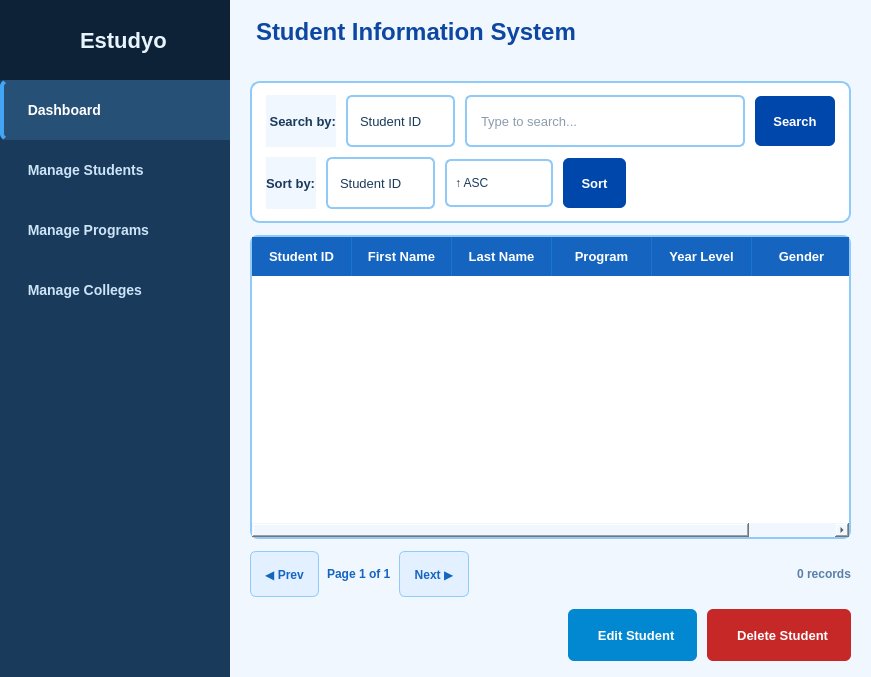
This is estudyo_main.ui in shasheenahdeeneillelumasag/CCC151---SSISV2 as Qt 5 draws it before an edit. The edited form follows.
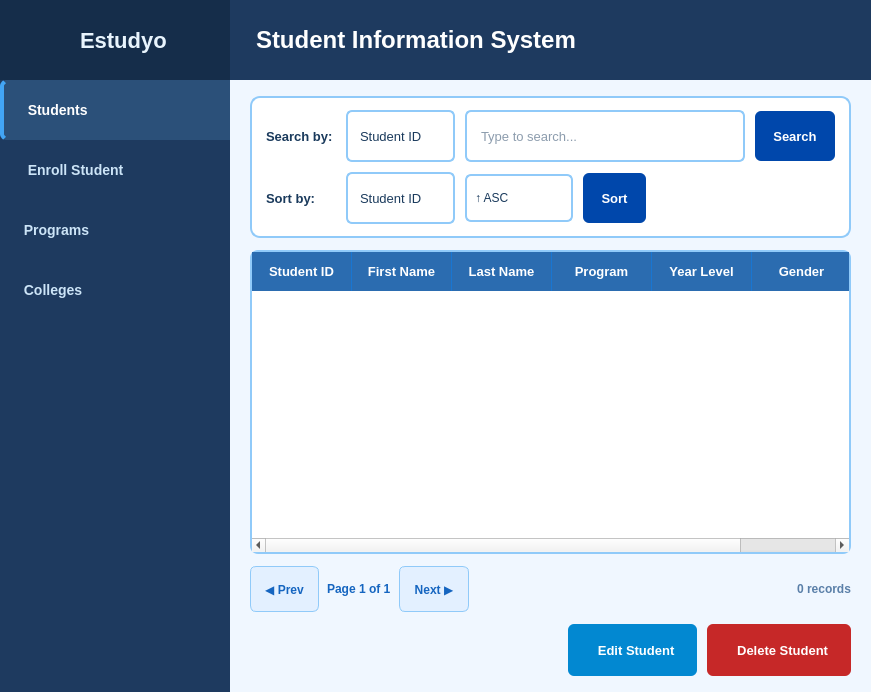
This is the edited form.

```diff
--- a/estudyo_main.ui
+++ b/estudyo_main.ui
@@ -7,7 +7,7 @@
     <x>0</x>
     <y>0</y>
     <width>871</width>
-    <height>621</height>
+    <height>681</height>
    </rect>
   </property>
   <property name="windowTitle">
@@ -15,10 +15,11 @@
   </property>
   <property name="styleSheet">
    <string notr="true">
-QMainWindow, QWidget { background-color: #f0f7ff; font-family: &quot;Segoe UI&quot;, Arial, sans-serif; }
+QMainWindow, QDialog { background-color: #f0f7ff; font-family: "Segoe UI", Arial, sans-serif; }
+QWidget { font-family: "Segoe UI", Arial, sans-serif; }
 
 QFrame#sidebar {
-    background-color: #1a3a5c;
+    background-color: #1e3a5f;
     border: none;
 }
 
@@ -30,15 +31,18 @@
 }
 
 QFrame#headerFrame {
-    background-color: #1a3a5c;
-    border-bottom: 2px solid #0d2137;
+    background-color: #1e3a5f;
+    min-height: 80px;
+    max-height: 80px;
 }
 
 QLabel#headerTitle {
-    color: #e8f4fd;
+    color: white;
     font-size: 24px;
     font-weight: bold;
     padding-left: 20px;
+    padding-top: 0px;
+    padding-bottom: 0px;
 }
 
 QGroupBox {
@@ -100,7 +104,7 @@
 QTableWidget::item:hover { background-color: #e3f2fd; }
 
 QHeaderView::section {
-    background-color: #1565C0;
+    background-color: #2b6cb0;
     color: white;
     padding: 10px;
     border: none;
@@ -125,8 +129,8 @@
 
 QFrame#searchFrame {
     background-color: white;
-    border-radius: 10px;
     border: 1.5px solid #90caf9;
+    border-radius: 10px;
 }
 
 QFrame#searchFrame QLabel { color: #1a3a5c; font-weight: 600; }
@@ -194,7 +198,7 @@
           </size>
          </property>
          <property name="styleSheet">
-          <string notr="true">QFrame { background-color: #0d2137; border: none; }</string>
+          <string notr="true">QFrame { background-color: #152d4a; border: none; }</string>
          </property>
          <layout class="QHBoxLayout" name="logoLayout">
           <property name="leftMargin">
@@ -251,7 +255,7 @@
          </string>
          </property>
          <property name="text">
-          <string>  Dashboard</string>
+          <string>  Students </string>
          </property>
          <property name="checkable">
           <bool>true</bool>
@@ -271,7 +275,7 @@
          </string>
          </property>
          <property name="text">
-          <string>  Manage Students</string>
+          <string>  Enroll Student</string>
          </property>
          <property name="checkable">
           <bool>true</bool>
@@ -288,7 +292,7 @@
          </string>
          </property>
          <property name="text">
-          <string>  Manage Programs</string>
+          <string> Programs</string>
          </property>
          <property name="checkable">
           <bool>true</bool>
@@ -305,7 +309,7 @@
          </string>
          </property>
          <property name="text">
-          <string>  Manage Colleges</string>
+          <string> Colleges</string>
          </property>
          <property name="checkable">
           <bool>true</bool>
@@ -376,10 +380,7 @@
           <item>
            <widget class="QLabel" name="headerTitle">
             <property name="text">
-             <string>&lt;span style=&quot;color:#0d47a1; font-weight:700; font-size:25
-px;&quot;&gt;
-    Student Information System
-&lt;/span&gt;</string>
+             <string>Student Information System</string>
             </property>
             <property name="alignment">
              <set>Qt::AlignmentFlag::AlignVCenter</set>
@@ -436,13 +437,28 @@
                 </property>
                 <item>
                  <widget class="QLabel" name="label">
+                  <property name="minimumSize">
+                   <size>
+                    <width>70</width>
+                    <height>0</height>
+                   </size>
+                  </property>
+                  <property name="maximumSize">
+                   <size>
+                    <width>70</width>
+                    <height>16777215</height>
+                   </size>
+                  </property>
                   <property name="text">
-                   <string> Search by:</string>
+                   <string>Search by:</string>
                   </property>
                  </widget>
                 </item>
                 <item>
                  <widget class="QComboBox" name="comboSearchField">
+                  <property name="styleSheet">
+                   <string notr="true">QComboBox { background-color: white; }</string>
+                  </property>
                   <item>
                    <property name="text">
                     <string>Student ID</string>
@@ -501,16 +517,17 @@
                 </property>
                 <item>
                  <widget class="QLabel" name="labelSort">
-                  <property name="font">
-                   <font>
-                    <family>Segoe UI</family>
-                    <pointsize>-1</pointsize>
-                    <kerning>true</kerning>
-                    <fontweight>DemiBold</fontweight>
-                   </font>
+                  <property name="minimumSize">
+                   <size>
+                    <width>70</width>
+                    <height>0</height>
+                   </size>
                   </property>
-                  <property name="toolTip">
-                   <string notr="true"/>
+                  <property name="maximumSize">
+                   <size>
+                    <width>70</width>
+                    <height>16777215</height>
+                   </size>
                   </property>
                   <property name="text">
                    <string>Sort by:</string>
@@ -519,6 +536,9 @@
                 </item>
                 <item>
                  <widget class="QComboBox" name="comboSortField">
+                  <property name="styleSheet">
+                   <string notr="true">QComboBox { background-color: white; }</string>
+                  </property>
                   <item>
                    <property name="text">
                     <string>Student ID</string>
@@ -553,9 +573,19 @@
                 </item>
                 <item>
                  <widget class="QComboBox" name="comboSortDir">
-                  <property name="styleSheet"><string notr="true">QComboBox { border:1.5px solid #90caf9; border-radius:6px; padding:6px 8px; font-size:12px; background:white; min-width:70px; }</string></property>
-                  <item><property name="text"><string>↑ ASC</string></property></item>
-                  <item><property name="text"><string>↓ DESC</string></property></item>
+                  <property name="styleSheet">
+                   <string notr="true">QComboBox { border:1.5px solid #90caf9; border-radius:6px; padding:6px 8px; font-size:12px; background:white; min-width:70px; }</string>
+                  </property>
+                  <item>
+                   <property name="text">
+                    <string>↑ ASC</string>
+                   </property>
+                  </item>
+                  <item>
+                   <property name="text">
+                    <string>↓ DESC</string>
+                   </property>
+                  </item>
                  </widget>
                 </item>
                 <item>
```
Left out of the diff: 192 changed lines with no effect on the pictures.
